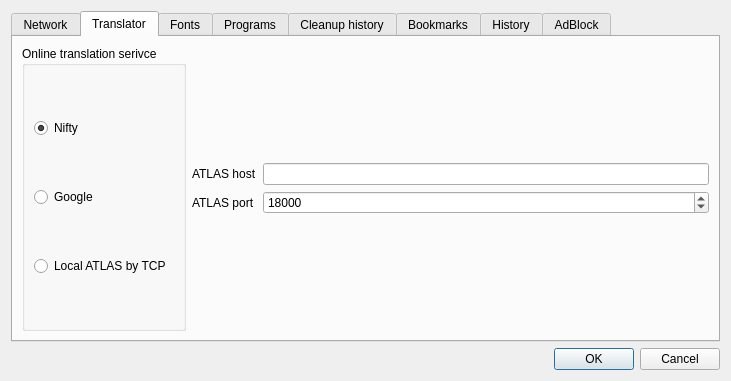
This is trunk/settingsdlg.ui in kernel1024/jpreader as Qt 5 draws it before an edit. The edited form follows.
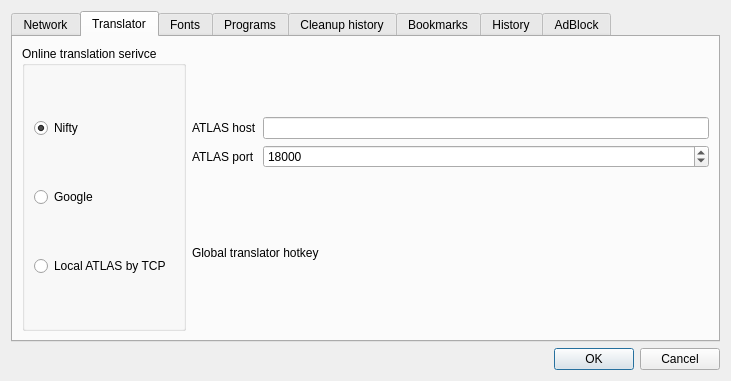
This is the edited form. The open tabs and pages were chosen to show the change. Custom widgets are drawn as their Qt base class.

Commit message: Hotkey config for global context translator.

The edit to the form file:
```diff
--- a/trunk/settingsdlg.ui
+++ b/trunk/settingsdlg.ui
@@ -218,7 +218,7 @@
       <attribute name="title">
        <string>Translator</string>
       </attribute>
-      <layout class="QHBoxLayout" name="horizontalLayout_9">
+      <layout class="QHBoxLayout" name="horizontalLayout_16">
        <item>
         <widget class="QGroupBox" name="groupBox">
          <property name="title">
@@ -311,6 +311,33 @@
            </property>
           </spacer>
          </item>
+         <item>
+          <layout class="QHBoxLayout" name="horizontalLayout_9">
+           <item>
+            <widget class="QLabel" name="label_17">
+             <property name="text">
+              <string>Global translator hotkey</string>
+             </property>
+            </widget>
+           </item>
+           <item>
+            <widget class="KKeySequenceWidget" name="gctxHotkey"/>
+           </item>
+          </layout>
+         </item>
+         <item>
+          <spacer name="verticalSpacer_11">
+           <property name="orientation">
+            <enum>Qt::Vertical</enum>
+           </property>
+           <property name="sizeHint" stdset="0">
+            <size>
+             <width>20</width>
+             <height>40</height>
+            </size>
+           </property>
+          </spacer>
+         </item>
         </layout>
        </item>
       </layout>
@@ -865,6 +892,13 @@
    </item>
   </layout>
  </widget>
+ <customwidgets>
+  <customwidget>
+   <class>KKeySequenceWidget</class>
+   <extends>QWidget</extends>
+   <header>kkeysequencewidget.h</header>
+  </customwidget>
+ </customwidgets>
  <tabstops>
   <tabstop>spinMaxLimit</tabstop>
   <tabstop>spinMaxRecycled</tabstop>
```
The commit also changes 4 other files.
